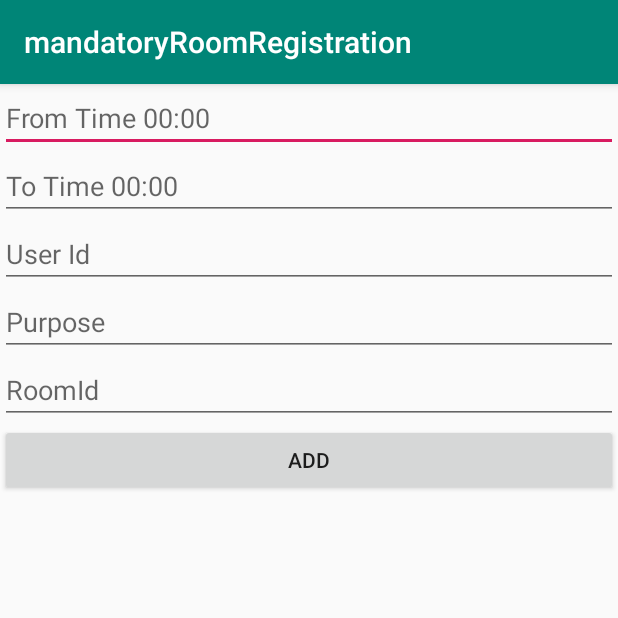
After one commit to math039h/MandatoryRoomOPG, an Android app: the AddReservationActivity screen opened directly, with no data from a screen before it, on a phone screen of 412 x 824 dp, the top half of it. The commit adds this screen. Run offline under Robolectric (Android 15) with nearby library versions, the phone set to English and light mode, and no system bars.

Commit message:
commit all

```diff
--- a/app/src/main/AndroidManifest.xml
+++ b/app/src/main/AndroidManifest.xml
@@ -12,7 +12,8 @@
         android:supportsRtl="true"
         android:theme="@style/AppTheme"
         android:usesCleartextTraffic="true">
-        <activity android:name=".SingleRoomActivity"></activity>
+        <activity android:name=".AddReservationActivity"></activity>
+        <activity android:name=".SingleRoomActivity" />
         <activity android:name=".loggedIn" />
         <activity android:name=".MainActivity">
             <intent-filter>
--- a/app/src/main/java/com/example/mandatoryroomregistration/RoomRegistrationService.java
+++ b/app/src/main/java/com/example/mandatoryroomregistration/RoomRegistrationService.java
@@ -17,6 +17,9 @@ public interface RoomRegistrationService {
     @GET("Rooms/free/{time}")
     Call<List<Rooms>> getAllFreeRooms(@Path("time")int time);
 
+    @POST("Reservations")
+    Call<Reservation> saveReservationBody(@Body Reservation book);
+
     @DELETE("Reservations/{id}")
-    Call<Rooms> deleteBook(@Path("id") int id);
+    Call<Reservation> deleteBook(@Path("id") int id);
 }
--- /dev/null
+++ b/app/src/main/res/layout/activity_add_reservation.xml
@@ -0,0 +1,55 @@
+<?xml version="1.0" encoding="utf-8"?>
+<LinearLayout xmlns:android="http://schemas.android.com/apk/res/android"
+    xmlns:tools="http://schemas.android.com/tools"
+    android:layout_width="match_parent"
+    android:layout_height="match_parent"
+    android:orientation="vertical"
+    tools:context=".AddReservationActivity">
+
+    <EditText
+        android:id="@+id/addReservationFromTimeEditText"
+        android:layout_width="match_parent"
+        android:layout_height="wrap_content"
+        android:hint="From Time 00:00"
+        android:inputType="time" />
+
+    <EditText
+        android:id="@+id/addReservationToTimeEditText"
+        android:layout_width="match_parent"
+        android:layout_height="wrap_content"
+        android:hint="To Time 00:00"
+        android:inputType="time" />
+
+    <EditText
+        android:id="@+id/addReservationUserIdEditText"
+        android:layout_width="match_parent"
+        android:layout_height="wrap_content"
+        android:hint="User Id"
+        android:inputType="text" />
+
+    <EditText
+        android:id="@+id/addReservationPurposeEditText"
+        android:layout_width="match_parent"
+        android:layout_height="wrap_content"
+        android:hint="Purpose"
+        android:inputType="text" />
+
+    <EditText
+        android:id="@+id/addReservationRoomIdEditText"
+        android:layout_width="match_parent"
+        android:layout_height="wrap_content"
+        android:hint="RoomId"
+        android:inputType="number" />
+
+    <Button
+        android:layout_width="match_parent"
+        android:layout_height="wrap_content"
+        android:onClick="addReservationButtonClicked"
+        android:text="Add" />
+
+    <TextView
+        android:id="@+id/addReservationMessageTextView"
+        android:layout_width="wrap_content"
+        android:layout_height="wrap_content" />
+
+</LinearLayout>
```
Also changed, not shown: app/src/main/java/com/example/mandatoryroomregistration/AddReservationActivity.java (added, +101 -0 lines), app/src/main/java/com/example/mandatoryroomregistration/Reservation.java (added, +91 -0 lines), app/src/main/java/com/example/mandatoryroomregistration/loggedIn.java (+20 -0 lines), app/src/main/res/layout/activity_logged_in.xml (+22 -12 lines).
